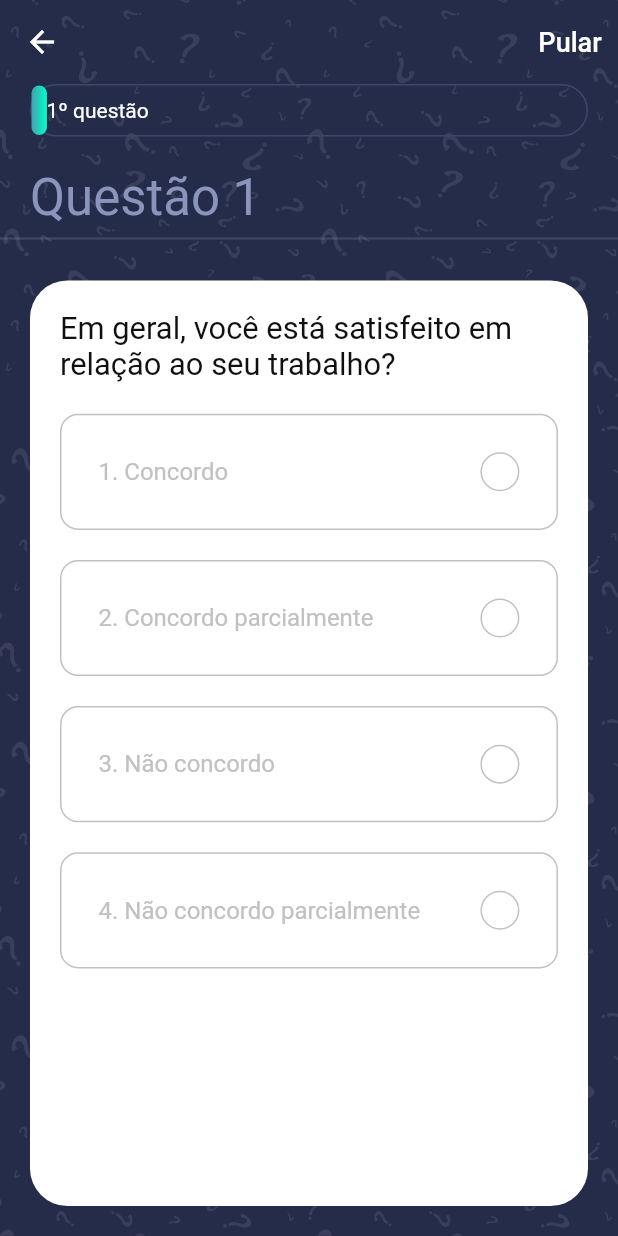
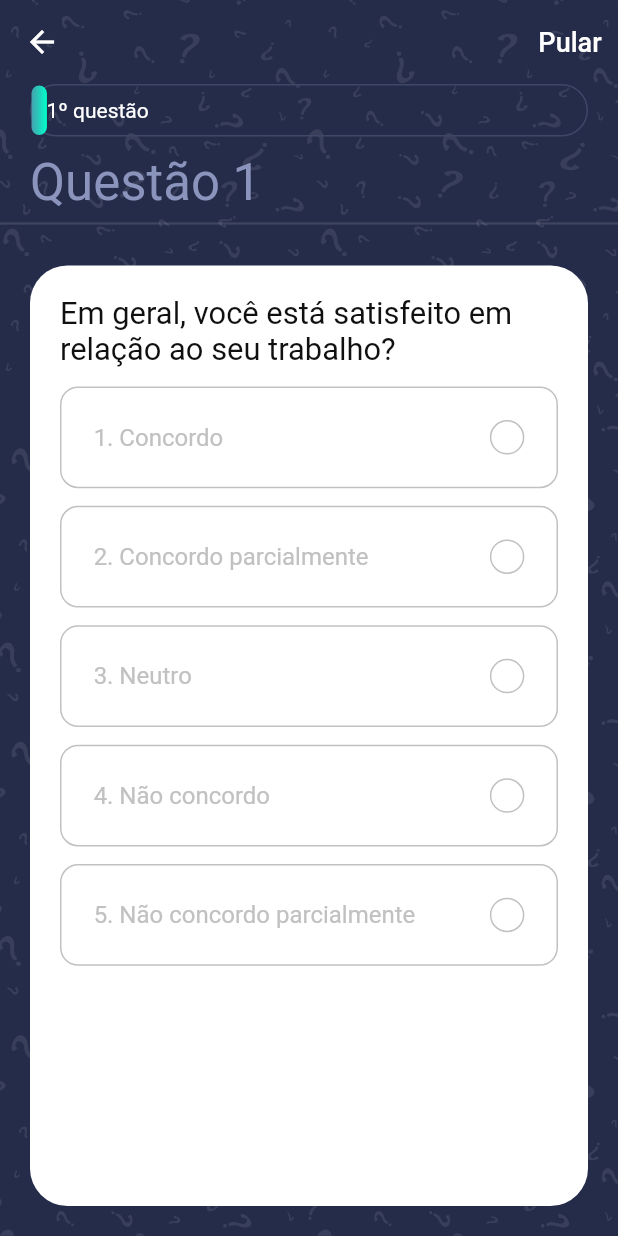
Before and after one commit to julysNICK/quiz_app, a Flutter app: the QuizScreen screen opened directly, on a phone screen of 412 x 824 dp. Run offline on Flutter 3.47's test engine with Material 2 defaults, Android fonts, the phone set to English and light mode, and no system bars; our stand-ins replace cloud_firestore, expandable, firebase_core, get, websafe_svg; accounts and stored records are empty.

Commit message:
insert new option

```diff
--- a/lib/controllers/question_controller.dart
+++ b/lib/controllers/question_controller.dart
@@ -94,17 +94,17 @@ class QuestionController extends GetxController
         questionRepo.partiallyAgree = counterAnswer['concordo_parcialmente'];
         break;
       case 2:
+        counterAnswer['neutro'] = 1;
+        questionRepo.neutral = counterAnswer['neutro'];
+        break;
+      case 3:
         counterAnswer['nao_concordo'] = 1;
         questionRepo.disagree = counterAnswer['nao_concordo'];
         break;
-      case 3:
+      case 4:
         counterAnswer['nao_concordo_parcialmente'] = 1;
         questionRepo.partiallyDisagree =
             counterAnswer['nao_concordo_parcialmente'];
-        break;
-      case 4:
-        counterAnswer['neutro'] = 1;
-        questionRepo.neutral = counterAnswer['neutro'];
         break;
     }
 
--- a/lib/models/Question.dart
+++ b/lib/models/Question.dart
@@ -86,6 +86,7 @@ final List<Question> sample_data = [
       options: [
         "Concordo",
         "Concordo parcialmente",
+        "Neutro",
         "Não concordo ",
         "Não concordo parcialmente",
       ],
@@ -96,6 +97,7 @@ final List<Question> sample_data = [
       options: [
         "Concordo",
         "Concordo parcialmente",
+        "Neutro",
         "Não concordo ",
         "Não concordo parcialmente",
       ],
@@ -106,6 +108,7 @@ final List<Question> sample_data = [
       options: [
         "Concordo",
         "Concordo parcialmente",
+        "Neutro",
         "Não concordo ",
         "Não concordo parcialmente",
       ],
@@ -116,6 +119,7 @@ final List<Question> sample_data = [
       options: [
         "Concordo",
         "Concordo parcialmente",
+        "Neutro",
         "Não concordo ",
         "Não concordo parcialmente",
       ],
@@ -127,6 +131,7 @@ final List<Question> sample_data = [
       options: [
         "Concordo",
         "Concordo parcialmente",
+        "Neutro",
         "Não concordo ",
         "Não concordo parcialmente",
       ],
@@ -138,6 +143,7 @@ final List<Question> sample_data = [
       options: [
         "Concordo",
         "Concordo parcialmente",
+        "Neutro",
         "Não concordo ",
         "Não concordo parcialmente",
       ],
@@ -149,6 +155,7 @@ final List<Question> sample_data = [
       options: [
         "Concordo",
         "Concordo parcialmente",
+        "Neutro",
         "Não concordo ",
         "Não concordo parcialmente",
       ],
@@ -160,6 +167,7 @@ final List<Question> sample_data = [
       options: [
         "Concordo",
         "Concordo parcialmente",
+        "Neutro",
         "Não concordo ",
         "Não concordo parcialmente",
       ],
@@ -170,6 +178,7 @@ final List<Question> sample_data = [
       options: [
         "Concordo",
         "Concordo parcialmente",
+        "Neutro",
         "Não concordo ",
         "Não concordo parcialmente",
       ],
@@ -181,6 +190,7 @@ final List<Question> sample_data = [
       options: [
         "Concordo",
         "Concordo parcialmente",
+        "Neutro",
         "Não concordo ",
         "Não concordo parcialmente",
       ],
@@ -191,6 +201,7 @@ final List<Question> sample_data = [
       options: [
         "Concordo",
         "Concordo parcialmente",
+        "Neutro",
         "Não concordo ",
         "Não concordo parcialmente",
       ],
@@ -201,6 +212,7 @@ final List<Question> sample_data = [
       options: [
         "Concordo",
         "Concordo parcialmente",
+        "Neutro",
         "Não concordo ",
         "Não concordo parcialmente",
       ],
@@ -211,6 +223,7 @@ final List<Question> sample_data = [
       options: [
         "Concordo",
         "Concordo parcialmente",
+        "Neutro",
         "Não concordo ",
         "Não concordo parcialmente",
       ],
@@ -221,6 +234,7 @@ final List<Question> sample_data = [
       options: [
         "Concordo",
         "Concordo parcialmente",
+        "Neutro",
         "Não concordo ",
         "Não concordo parcialmente",
       ],
@@ -231,6 +245,7 @@ final List<Question> sample_data = [
       options: [
         "Concordo",
         "Concordo parcialmente",
+        "Neutro",
         "Não concordo ",
         "Não concordo parcialmente",
       ],
@@ -242,6 +257,7 @@ final List<Question> sample_data = [
       options: [
         "Concordo",
         "Concordo parcialmente",
+        "Neutro",
         "Não concordo ",
         "Não concordo parcialmente",
       ],
@@ -253,6 +269,7 @@ final List<Question> sample_data = [
       options: [
         "Concordo",
         "Concordo parcialmente",
+        "Neutro",
         "Não concordo ",
         "Não concordo parcialmente",
       ],
@@ -264,6 +281,7 @@ final List<Question> sample_data = [
       options: [
         "Concordo",
         "Concordo parcialmente",
+        "Neutro",
         "Não concordo ",
         "Não concordo parcialmente",
       ],
@@ -275,6 +293,7 @@ final List<Question> sample_data = [
       options: [
         "Concordo",
         "Concordo parcialmente",
+        "Neutro",
         "Não concordo ",
         "Não concordo parcialmente",
       ],
@@ -285,6 +304,7 @@ final List<Question> sample_data = [
       options: [
         "Concordo",
         "Concordo parcialmente",
+        "Neutro",
         "Não concordo ",
         "Não concordo parcialmente",
       ],
@@ -296,6 +316,7 @@ final List<Question> sample_data = [
       options: [
         "Concordo",
         "Concordo parcialmente",
+        "Neutro",
         "Não concordo ",
         "Não concordo parcialmente",
       ],
@@ -306,6 +327,7 @@ final List<Question> sample_data = [
       options: [
         "Concordo",
         "Concordo parcialmente",
+        "Neutro",
         "Não concordo ",
         "Não concordo parcialmente",
       ],
@@ -317,6 +339,7 @@ final List<Question> sample_data = [
       options: [
         "Concordo",
         "Concordo parcialmente",
+        "Neutro",
         "Não concordo ",
         "Não concordo parcialmente",
       ],
@@ -327,6 +350,7 @@ final List<Question> sample_data = [
       options: [
         "Concordo",
         "Concordo parcialmente",
+        "Neutro",
         "Não concordo ",
         "Não concordo parcialmente",
       ],
@@ -338,6 +362,7 @@ final List<Question> sample_data = [
       options: [
         "Concordo",
         "Concordo parcialmente",
+        "Neutro",
         "Não concordo ",
         "Não concordo parcialmente",
       ],
@@ -349,6 +374,7 @@ final List<Question> sample_data = [
       options: [
         "Concordo",
         "Concordo parcialmente",
+        "Neutro",
         "Não concordo ",
         "Não concordo parcialmente",
       ],
@@ -360,6 +386,7 @@ final List<Question> sample_data = [
       options: [
         "Concordo",
         "Concordo parcialmente",
+        "Neutro",
         "Não concordo ",
         "Não concordo parcialmente",
       ],
@@ -370,6 +397,7 @@ final List<Question> sample_data = [
       options: [
         "Concordo",
         "Concordo parcialmente",
+        "Neutro",
         "Não concordo ",
         "Não concordo parcialmente",
       ],
@@ -380,6 +408,7 @@ final List<Question> sample_data = [
       options: [
         "Concordo",
         "Concordo parcialmente",
+        "Neutro",
         "Não concordo ",
         "Não concordo parcialmente",
       ],
@@ -391,6 +420,7 @@ final List<Question> sample_data = [
       options: [
         "Concordo",
         "Concordo parcialmente",
+        "Neutro",
         "Não concordo ",
         "Não concordo parcialmente",
       ],
@@ -402,6 +432,7 @@ final List<Question> sample_data = [
       options: [
         "Concordo",
         "Concordo parcialmente",
+        "Neutro",
         "Não concordo ",
         "Não concordo parcialmente",
       ],
@@ -412,6 +443,7 @@ final List<Question> sample_data = [
       options: [
         "Concordo",
         "Concordo parcialmente",
+        "Neutro",
         "Não concordo ",
         "Não concordo parcialmente",
       ],
@@ -423,6 +455,7 @@ final List<Question> sample_data = [
       options: [
         "Concordo",
         "Concordo parcialmente",
+        "Neutro",
         "Não concordo ",
         "Não concordo parcialmente",
       ],
@@ -433,6 +466,7 @@ final List<Question> sample_data = [
       options: [
         "Concordo",
         "Concordo parcialmente",
+        "Neutro",
         "Não concordo ",
         "Não concordo parcialmente",
       ],
@@ -443,6 +477,7 @@ final List<Question> sample_data = [
       options: [
         "Concordo",
         "Concordo parcialmente",
+        "Neutro",
         "Não concordo ",
         "Não concordo parcialmente",
       ],
@@ -453,6 +488,7 @@ final List<Question> sample_data = [
       options: [
         "Concordo",
         "Concordo parcialmente",
+        "Neutro",
         "Não concordo ",
         "Não concordo parcialmente",
       ],
--- a/lib/screens/quiz/components/body.dart
+++ b/lib/screens/quiz/components/body.dart
@@ -35,7 +35,7 @@ class Body extends StatelessWidget {
                 ),
               ),
               const SizedBox(
-                height: kDefaultPadding,
+                height: kDefaultPadding / 2,
               ),
               Padding(
                 padding:
--- a/lib/screens/quiz/components/option.dart
+++ b/lib/screens/quiz/components/option.dart
@@ -41,9 +41,9 @@ class Option extends StatelessWidget {
           return InkWell(
             onTap: press,
             child: Container(
-              margin: const EdgeInsets.only(top: kDefaultPadding),
+              margin: const EdgeInsets.only(top: kDefaultPadding / 1.7),
               padding:
-                  EdgeInsets.all(MediaQuery.of(context).size.height * 0.030),
+                  EdgeInsets.all(MediaQuery.of(context).size.height * 0.026),
               decoration: BoxDecoration(
                 border: Border.all(color: getTheRightColor()),
                 borderRadius: const BorderRadius.all(
@@ -63,8 +63,8 @@ class Option extends StatelessWidget {
                     ),
                   ),
                   Container(
-                    height: 26,
-                    width: 26,
+                    height: 23,
+                    width: 23,
                     decoration: BoxDecoration(
                       color: getTheRightColor() == kGrayColor
                           ? Colors.transparent
```
